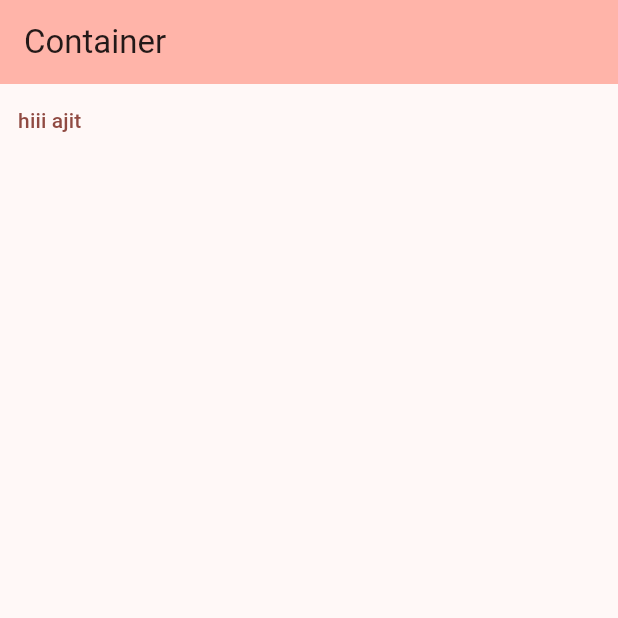
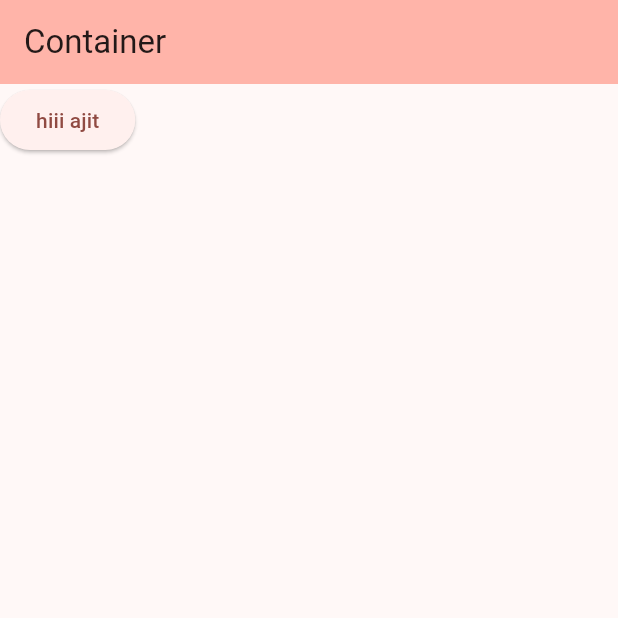
Before and after one commit to ajitlenka30/firstapp, a Flutter app: the screen it shows after launch, after a tap on "hiii ajit", on a phone screen of 412 x 824 dp, the top half of it. Run offline on Flutter 3.47's test engine with Material 2 defaults, Android fonts, the phone set to English and light mode, and no system bars.

Commit message:
Elevated button
*same implement

```diff
--- a/lib/main.dart
+++ b/lib/main.dart
@@ -39,10 +39,10 @@ class _MyHomePageState extends State<MyHomePage> {
         backgroundColor: Theme.of(context).colorScheme.inversePrimary,
         title: Text(widget.title),
       ),
-      body: TextButton(
+      body: ElevatedButton(
         child: const Text('hiii ajit'),
         onPressed: (){
-          print('hiii text button working');
+          print('hiii elevated button working');
         },
         onLongPress: (){
           print('long press worling');
```
